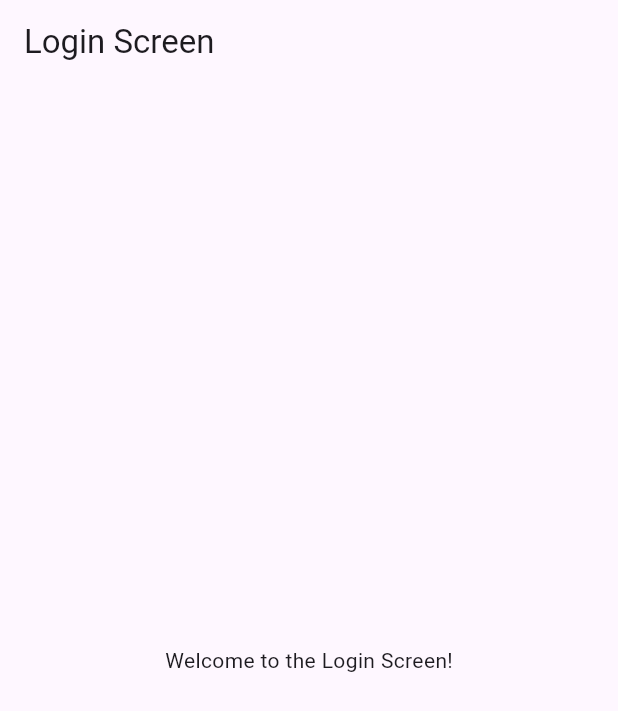
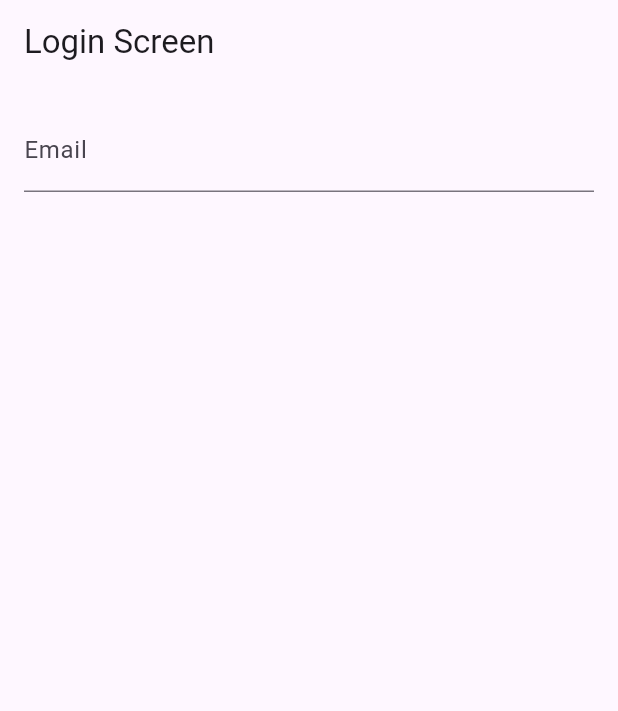
Before and after one commit to Odhi-ambo/Exam_processing_app, a Flutter app: the screen it shows after launch, on a phone screen of 412 x 824 dp. Shown: the top 711 px of the screen. Run offline on Flutter 3.47's test engine with Material 3 defaults, Android fonts, the phone set to English and light mode, and no system bars; statements that could not run were skipped.

Commit message:
Initila commit

```diff
--- a/lib/screens/login_screen.dart
+++ b/lib/screens/login_screen.dart
@@ -9,8 +9,16 @@ class LoginScreen extends StatelessWidget {
       appBar: AppBar(
         title: const Text('Login Screen'),
       ),
-      body: const Center(
-        child: Text('Welcome to the Login Screen!'),
+      body: Padding(
+        padding: EdgeInsets.all(16.0),
+        child: Column(
+          children: [
+            TextField(
+              controller: emailController,
+              decoration: InputDecoration(labelText: 'Email'),
+            )
+          ],
+        ),
       ),
     );
   }
```
